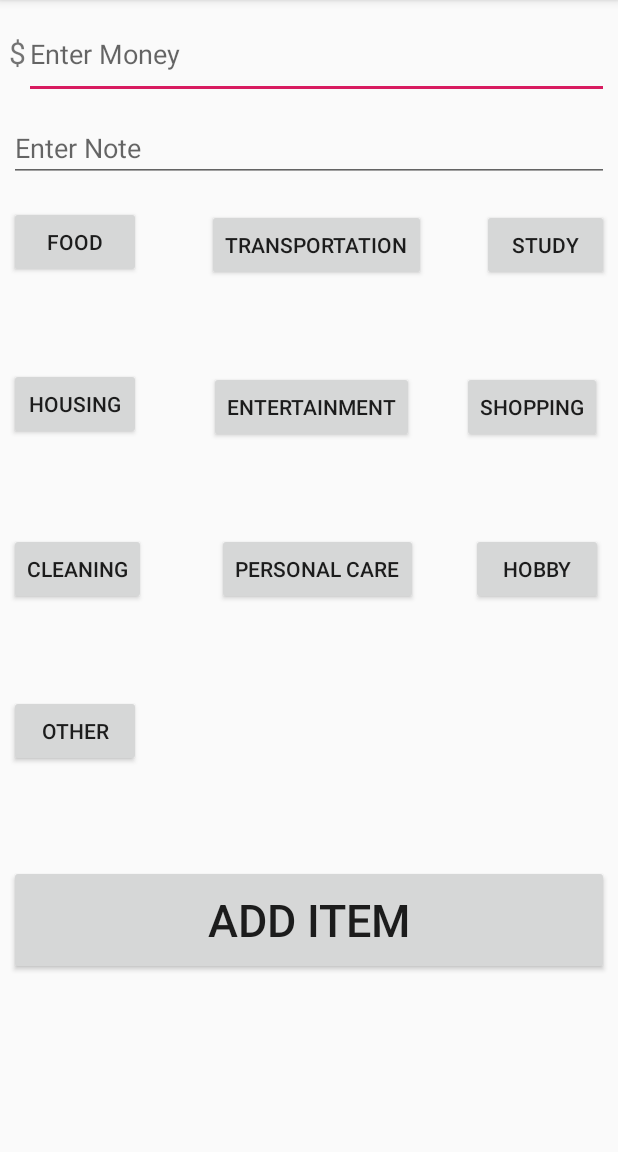
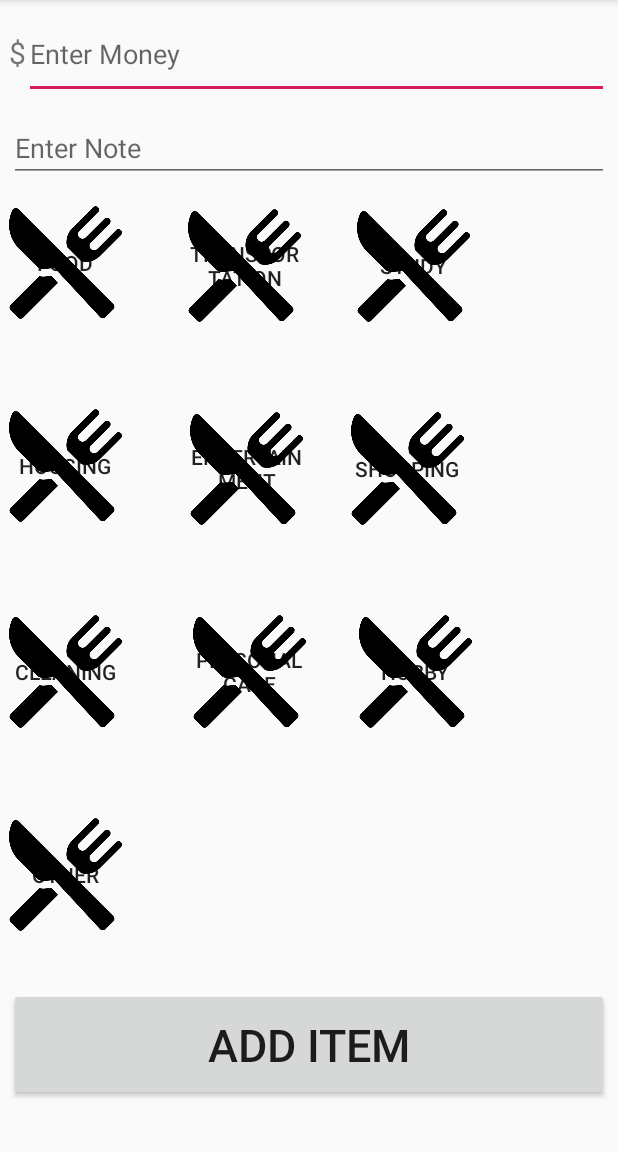
Before and after one commit to ZhelinLi/Tiny-Financial-Assistant, an Android app: the InputActivity screen opened directly, with no data from a screen before it, on a phone screen of 412 x 824 dp, the part 84-1236 px from its top. Run offline under Robolectric (Android 15) with nearby library versions, the phone set to English and light mode, and no system bars.

Commit message:
replacing input button with icon (done one)

```diff
--- a/Source/app/src/main/java/com/example/tinyfinancialassistant/InputActivity.java
+++ b/Source/app/src/main/java/com/example/tinyfinancialassistant/InputActivity.java
@@ -6,14 +6,14 @@ import android.content.ContentValues;
 import android.database.sqlite.SQLiteDatabase;
 import android.os.Bundle;
 import android.view.View;
-import android.widget.Button;
 import android.widget.EditText;
+import android.widget.RadioButton;
 import android.widget.Toast;
 
 public class InputActivity extends AppCompatActivity {
     SQLiteDatabase mDB;
     EditText inputEditText, inputNote;
-    Button inputFoodButton, inputTransportationButton, inputStudyButton, inputHousingButton,
+    RadioButton inputFoodButton, inputTransportationButton, inputStudyButton, inputHousingButton,
             inputEntertainmentButton, inputShoppingButton, inputCleaningButton,
             inputPersonalCareButton, inputHobbyButton, inputOtherButton, inputAddItemButton;
     String type = "";
@@ -26,98 +26,18 @@ public class InputActivity extends AppCompatActivity {
         AllDBHelper dbHelper = new AllDBHelper(this);
         mDB = dbHelper.getWritableDatabase();
 
-        inputEditText = findViewById(R.id.inputEditText);
-        inputNote = findViewById(R.id.inputNote);
-        inputFoodButton = findViewById(R.id.inputFoodButton);
-        inputTransportationButton = findViewById(R.id.inputTransportationButton);
-        inputStudyButton = findViewById(R.id.inputStudyButton);
-        inputHousingButton = findViewById(R.id.inputHousingButton);
-        inputEntertainmentButton = findViewById(R.id.inputEntertainmentButton);
-        inputShoppingButton = findViewById(R.id.inputShoppingButton);
-        inputCleaningButton = findViewById(R.id.inputCleaningButton);
-        inputPersonalCareButton = findViewById(R.id.inputPersonalCareButton);
-        inputHobbyButton = findViewById(R.id.inputHobbyButton);
-        inputOtherButton = findViewById(R.id.inputOtherButton);
-        inputAddItemButton = findViewById(R.id.inputAddItemButton);
-
-        inputFoodButton.setOnClickListener(new View.OnClickListener() {
-            @Override
-            public void onClick(View view) {
-                setTypeFood();
-            }
-        });
-        inputTransportationButton.setOnClickListener(new View.OnClickListener() {
-            @Override
-            public void onClick(View view) {
-                setTypeTransportation();
-            }
-        });
-        inputStudyButton.setOnClickListener(new View.OnClickListener() {
-            @Override
-            public void onClick(View view) {
-                setTypeStudy();
-            }
-        });
-        inputHousingButton.setOnClickListener(new View.OnClickListener() {
-            @Override
-            public void onClick(View view) {
-                setTypeHousing();
-            }
-        });
-        inputEntertainmentButton.setOnClickListener(new View.OnClickListener() {
-            @Override
-            public void onClick(View view) {
-                setTypeEntertainment();
-            }
-        });
-        inputShoppingButton.setOnClickListener(new View.OnClickListener() {
-            @Override
-            public void onClick(View view) {
-                setTypeShopping();
-            }
-        });
-        inputCleaningButton.setOnClickListener(new View.OnClickListener() {
-            @Override
-            public void onClick(View view) {
-                setTypeCleaning();
-            }
-        });
-        inputPersonalCareButton.setOnClickListener(new View.OnClickListener() {
-            @Override
-            public void onClick(View view) {
-                setTypePersonalCare();
-            }
-        });
-        inputHobbyButton.setOnClickListener(new View.OnClickListener() {
-            @Override
-            public void onClick(View view) {
-                setTypeHobby();
-            }
-        });
-        inputOtherButton.setOnClickListener(new View.OnClickListener() {
-            @Override
-            public void onClick(View view) {
-                setTypeOther();
-            }
-        });
-        inputAddItemButton.setOnClickListener(new View.OnClickListener() {
-            @Override
-            public void onClick(View view) {
-                addItem();
-            }
-        });
     }
-    private void setTypeFood() {type = "Food";}
-    private void setTypeTransportation() {type = "Transportation";}
-    private void setTypeStudy() {type = "Study";}
-    private void setTypeHousing() {type = "Housing";}
-    private void setTypeEntertainment() {type = "Entertainment";}
-    private void setTypeShopping() {type = "Shopping";}
-    private void setTypeCleaning() {type = "Cleaning";}
-    private void setTypePersonalCare() {type = "PersonalCare";}
-    private void setTypeHobby() {type = "Hobby";}
-    private void setTypeOther() {type = "Other";}
-    private void addItem() {
+    public void setTypeFood(View view) {type = "Food";}
+    public void setTypeTransportation(View view) {type = "Transportation";}
+    public void setTypeStudy(View view) {type = "Study";}
+    public void setTypeHousing(View view) {type = "Housing";}
+    public void setTypeEntertainment(View view) {type = "Entertainment";}
+    public void setTypeShopping(View view) {type = "Shopping";}
+    public void setTypeCleaning(View view) {type = "Cleaning";}
+    public void setTypePersonalCare(View view) {type = "PersonalCare";}
+    public void setTypeHobby(View view) {type = "Hobby";}
+    public void setTypeOther(View view) {type = "Other";}
+    public void addItem(View view) {
         if (inputEditText.getText().toString().trim().length() == 0 || type == "" || type == null) {
             Toast.makeText(this, "Please input value or select type", Toast.LENGTH_SHORT).show();
         }
--- /dev/null
+++ b/Source/app/src/main/res/drawable/custom_button.xml
@@ -0,0 +1,9 @@
+<?xml version="1.0" encoding="utf-8"?>
+<selector xmlns:android="http://schemas.android.com/apk/res/android">
+    <item
+        android:state_pressed="true"
+        android:drawable="@drawable/food_invert" />
+    <item
+        android:state_pressed="false"
+        android:drawable="@drawable/food" />
+</selector>
--- a/Source/app/src/main/res/layout/activity_input.xml
+++ b/Source/app/src/main/res/layout/activity_input.xml
@@ -39,16 +39,20 @@
 
     <Button
         android:id="@+id/inputFoodButton"
-        android:layout_width="wrap_content"
-        android:layout_height="wrap_content"
+        android:layout_width="75dp"
+        android:layout_height="75dp"
+        android:onClick="setTypeFood"
+        android:background="@drawable/custom_button"
         android:layout_below="@+id/inputEditText"
         android:layout_marginTop="71dp"
         android:text="Food" />
 
     <Button
         android:id="@+id/inputTransportationButton"
-        android:layout_width="wrap_content"
-        android:layout_height="wrap_content"
+        android:layout_width="75dp"
+        android:layout_height="75dp"
+        android:onClick="setTypeTransportation"
+        android:background="@drawable/custom_button"
         android:layout_below="@+id/inputEditText"
         android:layout_marginLeft="44dp"
         android:layout_marginTop="73dp"
@@ -57,8 +61,10 @@
 
     <Button
         android:id="@+id/inputStudyButton"
-        android:layout_width="wrap_content"
-        android:layout_height="wrap_content"
+        android:layout_width="75dp"
+        android:layout_height="75dp"
+        android:onClick="setTypeStudy"
+        android:background="@drawable/custom_button"
         android:layout_below="@+id/inputEditText"
         android:layout_marginLeft="37dp"
         android:layout_marginTop="73dp"
@@ -67,16 +73,20 @@
 
     <Button
         android:id="@+id/inputHousingButton"
-        android:layout_width="wrap_content"
-        android:layout_height="wrap_content"
+        android:layout_width="75dp"
+        android:layout_height="75dp"
+        android:onClick="setTypeHousing"
+        android:background="@drawable/custom_button"
         android:layout_below="@+id/inputFoodButton"
         android:layout_marginTop="60dp"
         android:text="Housing" />
 
     <Button
         android:id="@+id/inputEntertainmentButton"
-        android:layout_width="wrap_content"
-        android:layout_height="wrap_content"
+        android:layout_width="75dp"
+        android:layout_height="75dp"
+        android:onClick="setTypeEntertainment"
+        android:background="@drawable/custom_button"
         android:layout_below="@+id/inputTransportationButton"
         android:layout_marginLeft="45dp"
         android:layout_marginTop="60dp"
@@ -85,8 +95,10 @@
 
     <Button
         android:id="@+id/inputShoppingButton"
-        android:layout_width="wrap_content"
-        android:layout_height="wrap_content"
+        android:layout_width="75dp"
+        android:layout_height="75dp"
+        android:onClick="setTypeShopping"
+        android:background="@drawable/custom_button"
         android:layout_below="@+id/inputStudyButton"
         android:layout_marginLeft="32dp"
         android:layout_marginTop="60dp"
@@ -95,16 +107,20 @@
 
     <Button
         android:id="@+id/inputCleaningButton"
-        android:layout_width="wrap_content"
-        android:layout_height="wrap_content"
+        android:layout_width="75dp"
+        android:layout_height="75dp"
+        android:onClick="setTypeCleaning"
+        android:background="@drawable/custom_button"
         android:layout_below="@+id/inputShoppingButton"
         android:layout_marginTop="60dp"
         android:text="Cleaning" />
 
     <Button
         android:id="@+id/inputPersonalCareButton"
-        android:layout_width="wrap_content"
-        android:layout_height="wrap_content"
+        android:layout_width="75dp"
+        android:layout_height="75dp"
+        android:onClick="setTypePersonalCare"
+        android:background="@drawable/custom_button"
         android:layout_below="@+id/inputEntertainmentButton"
         android:layout_marginLeft="47dp"
         android:layout_marginTop="60dp"
@@ -113,8 +129,10 @@
 
     <Button
         android:id="@+id/inputHobbyButton"
-        android:layout_width="wrap_content"
-        android:layout_height="wrap_content"
+        android:layout_width="75dp"
+        android:layout_height="75dp"
+        android:onClick="setTypeHobby"
+        android:background="@drawable/custom_button"
         android:layout_below="@+id/inputShoppingButton"
         android:layout_toRightOf="@+id/inputPersonalCareButton"
         android:layout_marginLeft="35dp"
@@ -123,8 +141,10 @@
 
     <Button
         android:id="@+id/inputOtherButton"
-        android:layout_width="wrap_content"
-        android:layout_height="wrap_content"
+        android:layout_width="75dp"
+        android:layout_height="75dp"
+        android:onClick="setTypeOther"
+        android:background="@drawable/custom_button"
         android:layout_below="@+id/inputCleaningButton"
         android:layout_marginTop="60dp"
         android:text="Other" />
@@ -133,7 +153,8 @@
         android:id="@+id/inputAddItemButton"
         android:textSize="30dp"
         android:layout_width="match_parent"
-        android:layout_height="73dp"
+        android:layout_height="75dp"
+        android:onClick="addItem"
         android:layout_below="@+id/inputCleaningButton"
         android:layout_marginTop="173dp"
         android:text="add item" />
```
Also changed, not shown: Source/app/src/main/res/drawable/food.png (added), Source/app/src/main/res/drawable/food_invert.png (added).
